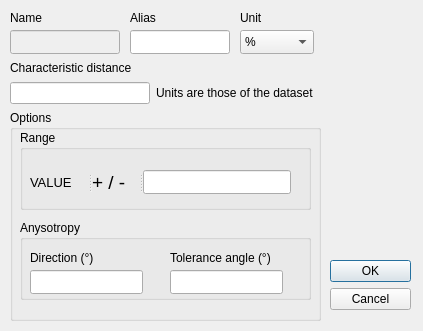
Old version of the form ui_msta_variable_definition.ui in the repository epzt/msta.
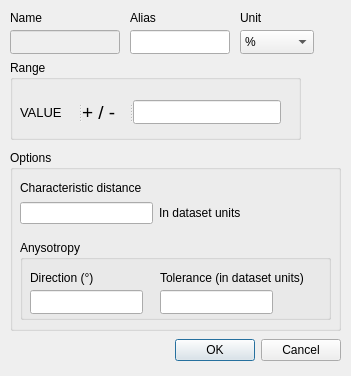
New version of the form.

```diff
--- a/ui_msta_variable_definition.ui
+++ b/ui_msta_variable_definition.ui
@@ -6,8 +6,8 @@
    <rect>
     <x>0</x>
     <y>0</y>
-    <width>423</width>
-    <height>331</height>
+    <width>351</width>
+    <height>376</height>
    </rect>
   </property>
   <property name="sizePolicy">
@@ -22,14 +22,14 @@
   <widget class="QDialogButtonBox" name="buttonBox">
    <property name="geometry">
     <rect>
-     <x>330</x>
-     <y>260</y>
-     <width>81</width>
+     <x>150</x>
+     <y>320</y>
+     <width>191</width>
      <height>61</height>
     </rect>
    </property>
    <property name="orientation">
-    <enum>Qt::Vertical</enum>
+    <enum>Qt::Horizontal</enum>
    </property>
    <property name="standardButtons">
     <set>QDialogButtonBox::Cancel|QDialogButtonBox::Ok</set>
@@ -39,73 +39,20 @@
    <property name="geometry">
     <rect>
      <x>10</x>
-     <y>110</y>
-     <width>311</width>
-     <height>211</height>
+     <y>150</y>
+     <width>331</width>
+     <height>181</height>
     </rect>
    </property>
    <property name="title">
     <string>Options</string>
    </property>
-   <widget class="QGroupBox" name="groupBox_2">
-    <property name="geometry">
-     <rect>
-      <x>10</x>
-      <y>20</y>
-      <width>291</width>
-      <height>80</height>
-     </rect>
-    </property>
-    <property name="font">
-     <font>
-      <weight>50</weight>
-      <bold>false</bold>
-     </font>
-    </property>
-    <property name="title">
-     <string>Range</string>
-    </property>
-    <widget class="QSplitter" name="splitter_2">
-     <property name="geometry">
-      <rect>
-       <x>10</x>
-       <y>40</y>
-       <width>261</width>
-       <height>24</height>
-      </rect>
-     </property>
-     <property name="orientation">
-      <enum>Qt::Horizontal</enum>
-     </property>
-     <widget class="QLabel" name="label_4">
-      <property name="font">
-       <font>
-        <pointsize>10</pointsize>
-       </font>
-      </property>
-      <property name="text">
-       <string>VALUE</string>
-      </property>
-     </widget>
-     <widget class="QLabel" name="label_5">
-      <property name="font">
-       <font>
-        <pointsize>14</pointsize>
-       </font>
-      </property>
-      <property name="text">
-       <string>+ / -</string>
-      </property>
-     </widget>
-     <widget class="QLineEdit" name="pmVariableRangeLineEdit"/>
-    </widget>
-   </widget>
    <widget class="QGroupBox" name="groupBox_3">
     <property name="geometry">
      <rect>
       <x>10</x>
-      <y>110</y>
-      <width>291</width>
+      <y>90</y>
+      <width>311</width>
       <height>80</height>
      </rect>
     </property>
@@ -131,7 +78,7 @@
     <widget class="QLineEdit" name="tolangVariableLineEdit">
      <property name="geometry">
       <rect>
-       <x>150</x>
+       <x>140</x>
        <y>50</y>
        <width>113</width>
        <height>24</height>
@@ -143,7 +90,7 @@
       <rect>
        <x>10</x>
        <y>30</y>
-       <width>71</width>
+       <width>81</width>
        <height>16</height>
       </rect>
      </property>
@@ -154,17 +101,59 @@
     <widget class="QLabel" name="label_7">
      <property name="geometry">
       <rect>
-       <x>150</x>
+       <x>140</x>
        <y>30</y>
-       <width>121</width>
-       <height>16</height>
+       <width>164</width>
+       <height>15</height>
       </rect>
      </property>
      <property name="text">
-      <string>Tolerance angle (°)</string>
+      <string>Tolerance (in dataset units)</string>
      </property>
     </widget>
    </widget>
+   <widget class="QWidget" name="layoutWidget">
+    <property name="geometry">
+     <rect>
+      <x>10</x>
+      <y>50</y>
+      <width>221</width>
+      <height>26</height>
+     </rect>
+    </property>
+    <layout class="QHBoxLayout" name="horizontalLayout">
+     <item>
+      <widget class="QLineEdit" name="variableDgLineEdit">
+       <property name="contextMenuPolicy">
+        <enum>Qt::DefaultContextMenu</enum>
+       </property>
+       <property name="clearButtonEnabled">
+        <bool>false</bool>
+       </property>
+      </widget>
+     </item>
+     <item>
+      <widget class="QLabel" name="label_9">
+       <property name="text">
+        <string>In dataset units</string>
+       </property>
+      </widget>
+     </item>
+    </layout>
+   </widget>
+   <widget class="QLabel" name="label_8">
+    <property name="geometry">
+     <rect>
+      <x>10</x>
+      <y>30</y>
+      <width>141</width>
+      <height>16</height>
+     </rect>
+    </property>
+    <property name="text">
+     <string>Characteristic distance</string>
+    </property>
+   </widget>
   </widget>
   <widget class="QLabel" name="label">
    <property name="geometry">
@@ -205,48 +194,6 @@
     <string>Unit</string>
    </property>
   </widget>
-  <widget class="QLabel" name="label_8">
-   <property name="geometry">
-    <rect>
-     <x>10</x>
-     <y>60</y>
-     <width>134</width>
-     <height>16</height>
-    </rect>
-   </property>
-   <property name="text">
-    <string>Characteristic distance</string>
-   </property>
-  </widget>
-  <widget class="QWidget" name="layoutWidget">
-   <property name="geometry">
-    <rect>
-     <x>10</x>
-     <y>80</y>
-     <width>304</width>
-     <height>26</height>
-    </rect>
-   </property>
-   <layout class="QHBoxLayout" name="horizontalLayout">
-    <item>
-     <widget class="QLineEdit" name="variableDgLineEdit">
-      <property name="contextMenuPolicy">
-       <enum>Qt::DefaultContextMenu</enum>
-      </property>
-      <property name="clearButtonEnabled">
-       <bool>false</bool>
-      </property>
-     </widget>
-    </item>
-    <item>
-     <widget class="QLabel" name="label_9">
-      <property name="text">
-       <string>Units are those of the dataset</string>
-      </property>
-     </widget>
-    </item>
-   </layout>
-  </widget>
   <widget class="QLineEdit" name="variableNameLineEdit">
    <property name="enabled">
     <bool>false</bool>
@@ -313,6 +260,59 @@
     </property>
    </item>
   </widget>
+  <widget class="QGroupBox" name="groupBox_2">
+   <property name="geometry">
+    <rect>
+     <x>10</x>
+     <y>60</y>
+     <width>291</width>
+     <height>80</height>
+    </rect>
+   </property>
+   <property name="font">
+    <font>
+     <weight>50</weight>
+     <bold>false</bold>
+    </font>
+   </property>
+   <property name="title">
+    <string>Range</string>
+   </property>
+   <widget class="QSplitter" name="splitter_2">
+    <property name="geometry">
+     <rect>
+      <x>10</x>
+      <y>40</y>
+      <width>261</width>
+      <height>24</height>
+     </rect>
+    </property>
+    <property name="orientation">
+     <enum>Qt::Horizontal</enum>
+    </property>
+    <widget class="QLabel" name="label_4">
+     <property name="font">
+      <font>
+       <pointsize>10</pointsize>
+      </font>
+     </property>
+     <property name="text">
+      <string>VALUE</string>
+     </property>
+    </widget>
+    <widget class="QLabel" name="label_5">
+     <property name="font">
+      <font>
+       <pointsize>14</pointsize>
+      </font>
+     </property>
+     <property name="text">
+      <string>+ / -</string>
+     </property>
+    </widget>
+    <widget class="QLineEdit" name="pmVariableRangeLineEdit"/>
+   </widget>
+  </widget>
  </widget>
  <resources/>
  <connections>
```
Left out of the diff: 16 changed lines with no effect on the pictures.
